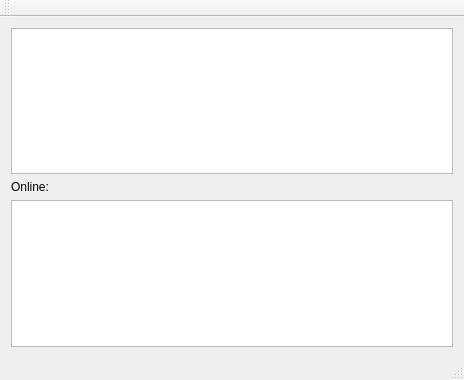
The window that hackserver/hackserver.ui (Scotfarel/HACKchat) describes before a commit, drawn with Qt 5.
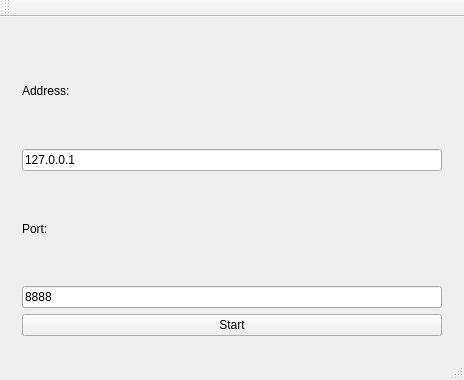
The same window after the commit.

Commit message: upd server ui

The edit to the form file:
```diff
--- a/hackserver/hackserver.ui
+++ b/hackserver/hackserver.ui
@@ -14,22 +14,68 @@
    <string>hackserver</string>
   </property>
   <widget class="QWidget" name="centralWidget">
-   <layout class="QGridLayout" name="gridLayout">
-    <item row="0" column="0">
-     <widget class="QPlainTextEdit" name="plainTextEdit">
-      <property name="readOnly">
-       <bool>true</bool>
+   <layout class="QVBoxLayout" name="verticalLayout">
+    <item>
+     <widget class="QStackedWidget" name="stackedWidget">
+      <property name="currentIndex">
+       <number>0</number>
       </property>
-     </widget>
-    </item>
-    <item row="2" column="0">
-     <widget class="QListWidget" name="users"/>
-    </item>
-    <item row="1" column="0">
-     <widget class="QLabel" name="label">
-      <property name="text">
-       <string>Online:</string>
-      </property>
+      <widget class="QWidget" name="page">
+       <layout class="QVBoxLayout" name="verticalLayout_3">
+        <item>
+         <widget class="QLabel" name="label_2">
+          <property name="text">
+           <string>Address:</string>
+          </property>
+         </widget>
+        </item>
+        <item>
+         <widget class="QLineEdit" name="address_line">
+          <property name="text">
+           <string>127.0.0.1</string>
+          </property>
+         </widget>
+        </item>
+        <item>
+         <widget class="QLabel" name="label_3">
+          <property name="text">
+           <string>Port:</string>
+          </property>
+         </widget>
+        </item>
+        <item>
+         <widget class="QLineEdit" name="port_line">
+          <property name="text">
+           <string>8888</string>
+          </property>
+         </widget>
+        </item>
+        <item>
+         <widget class="QPushButton" name="startButton">
+          <property name="text">
+           <string>Start</string>
+          </property>
+         </widget>
+        </item>
+       </layout>
+      </widget>
+      <widget class="QWidget" name="page_2">
+       <layout class="QVBoxLayout" name="verticalLayout_2">
+        <item>
+         <widget class="QPlainTextEdit" name="plainTextEdit"/>
+        </item>
+        <item>
+         <widget class="QLabel" name="label">
+          <property name="text">
+           <string>Online:</string>
+          </property>
+         </widget>
+        </item>
+        <item>
+         <widget class="QListWidget" name="users"/>
+        </item>
+       </layout>
+      </widget>
      </widget>
     </item>
    </layout>
```
The commit also changes 2 other files.
